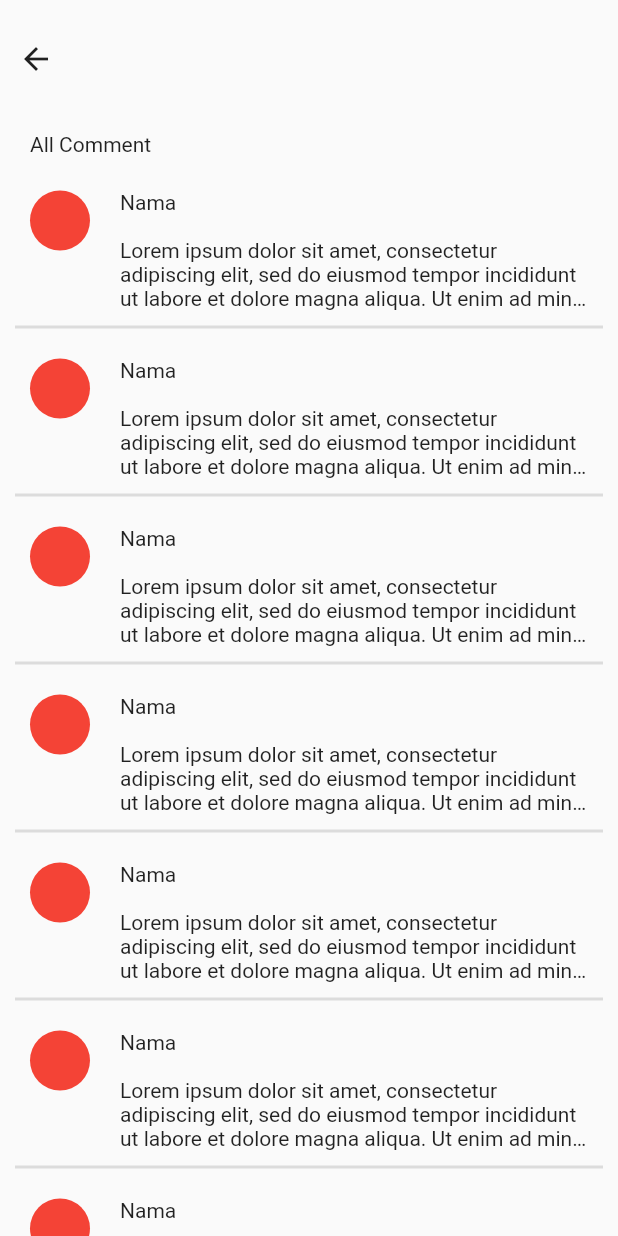
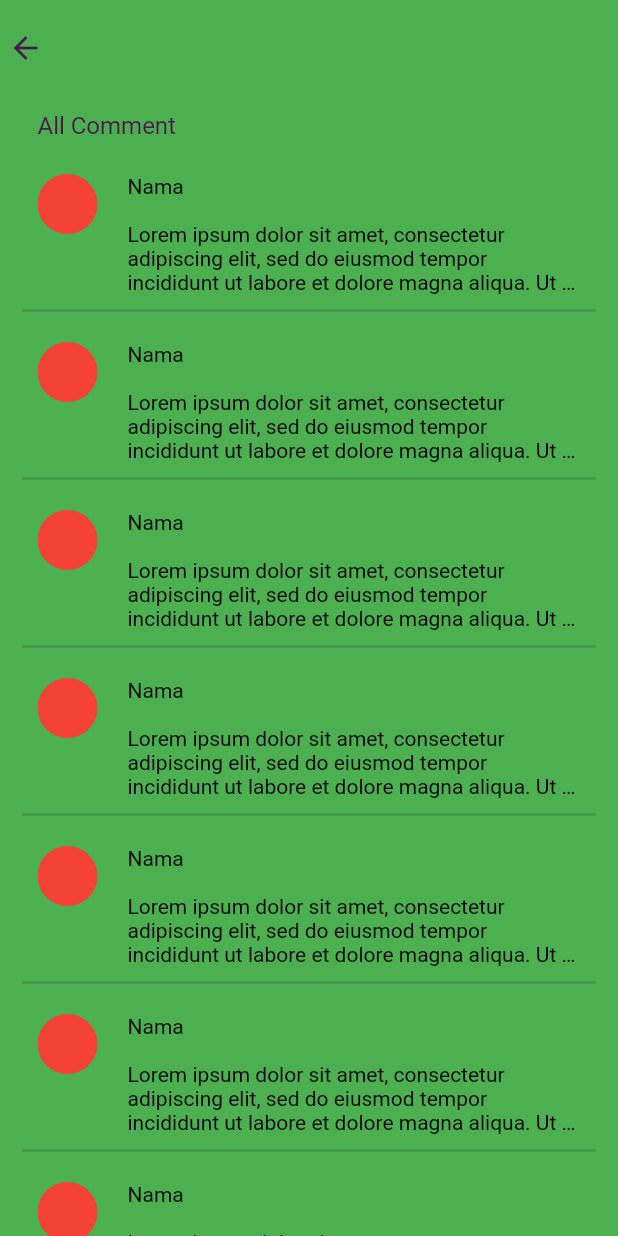
Before and after one commit to askpradana/myshop_flutter_fastapi, a Flutter app: the CommenctSection screen opened directly, on a phone screen of 412 x 824 dp. Run offline on Flutter 3.47's test engine with Material 2 defaults, Android fonts, the phone set to English and light mode, and no system bars; network calls fail.

Commit message:
v1.2 - central navigation, convert column to listview, add setting pages, app dark light theme, colour app

```diff
--- a/lib/configs/router.dart
+++ b/lib/configs/router.dart
@@ -1,5 +1,7 @@
+import 'package:fastapi_shop1/pages/commentpage.dart';
 import 'package:fastapi_shop1/pages/homepage.dart';
 import 'package:fastapi_shop1/pages/itempage.dart';
+import 'package:fastapi_shop1/pages/settingpage.dart';
 import 'package:fastapi_shop1/pages/wishlistpage.dart';
 import 'package:flutter/material.dart';
 
@@ -21,6 +23,14 @@ class Routes {
         return MaterialPageRoute(
           builder: (_) => ShoppingCartPage(),
         );
+      case settingsRoute:
+        return MaterialPageRoute(
+          builder: (_) => SettingPage(),
+        );
+      case allCommentRoute:
+        return MaterialPageRoute(
+          builder: (_) => CommenctSection(),
+        );
       default:
         return MaterialPageRoute(
           builder: (_) => Scaffold(
@@ -36,3 +46,5 @@ class Routes {
 const String homeRoute = '/';
 const String itemSingleRoute = '/itemdetail';
 const String shoppingCartRoute = '/shoppingcart';
+const String settingsRoute = '/settings';
+const String allCommentRoute = '/comments';
--- a/lib/pages/commentpage.dart
+++ b/lib/pages/commentpage.dart
@@ -14,13 +14,18 @@ class _CommenctSectionState extends State<CommenctSection> {
   expandComment() {
     setState(() {
       readMore = !readMore;
+      print("Work");
     });
   }
 
   @override
   Widget build(BuildContext context) {
     return Scaffold(
+      appBar: AppBar(),
+      backgroundColor: Theme.of(context).backgroundColor,
       body: SafeArea(
+        child: Padding(
+          padding: const EdgeInsets.symmetric(horizontal: 5),
           child: ListView.separated(
             itemCount: 10,
             itemBuilder: (BuildContext context, int index) {
@@ -32,11 +37,13 @@ class _CommenctSectionState extends State<CommenctSection> {
                   padding: const EdgeInsets.only(left: 20),
                   child: Text(
                     "All Comment",
+                    style: Theme.of(context).textTheme.headline3,
                   ),
                 );
               }
               return BuildCardComment(
                 isExpanded: readMore,
+                handleExpandComment: expandComment,
               );
             },
             separatorBuilder: (BuildContext context, int index) {
@@ -53,6 +60,7 @@ class _CommenctSectionState extends State<CommenctSection> {
             },
           ),
         ),
+      ),
     );
   }
 
@@ -65,9 +73,11 @@ class BuildCardComment extends StatefulWidget {
   BuildCardComment({
     Key? key,
     required this.isExpanded,
+    required this.handleExpandComment,
   }) : super(key: key);
 
   bool isExpanded;
+  final VoidCallback handleExpandComment;
 
   @override
   State<BuildCardComment> createState() => _BuildCardCommentState();
@@ -90,11 +100,9 @@ class _BuildCardCommentState extends State<BuildCardComment> {
                 horizontal: 10,
               ),
               child: GestureDetector(
-                onTap: () {
-                  setState(() {
+                onTap: () => setState(() {
                   widget.isExpanded = !widget.isExpanded;
-                  });
-                },
+                }),
                 child: Row(
                   crossAxisAlignment: CrossAxisAlignment.start,
                   children: [
--- a/lib/pages/landingpage.dart
+++ b/lib/pages/landingpage.dart
@@ -1,4 +1,5 @@
 import 'package:fastapi_shop1/configs/router.dart';
+import 'package:fastapi_shop1/themes/color.dart';
 import 'package:flutter/material.dart';
 
 class LandingPage extends StatefulWidget {
@@ -15,6 +16,8 @@ class _LandingPageState extends State<LandingPage> {
       debugShowCheckedModeBanner: false,
       onGenerateRoute: Routes.generateRoute,
       initialRoute: homeRoute,
+      theme: TemaAplikasi.temaCerah,
+      darkTheme: TemaAplikasi.temaGelap,
     );
   }
 }
--- /dev/null
+++ b/lib/themes/color.dart
@@ -0,0 +1,176 @@
+import 'package:flutter/material.dart';
+import 'package:flutter/services.dart';
+
+class TemaAplikasi {
+  static const Color primary = const Color(0xff4D194D);
+  static const Color primaryD = const Color(0xff2E0F2E);
+
+  static const Color secondary = const Color(0xff009FB7);
+  static const Color secondaryD = const Color(0xff007C8F);
+
+  static const Color warnaGelap = const Color(0xff050517);
+  static const Color warnaCerah = const Color(0xfffffffc);
+
+  static const Color abuGelap = const Color(0xff212124);
+  static const Color abuCerah = const Color(0xff818181);
+
+  static const double ukuranHeadline1 = 24;
+  //TODO => Tuker aturan headline 2 sama bodytext 1
+  static const double ukuranHeadline2 = 12;
+  static const double ukuranHeadline3 = 16;
+  static const double ukuranBodyText1 = 22;
+
+  //Tema cerah
+
+  static final ThemeData temaCerah = ThemeData(
+    //TODO => Pindahin ke color scheme semua biar terstruktur kecil
+    backgroundColor: warnaCerah,
+    primaryColor: primary,
+    appBarTheme: appbarLightTheme,
+    bottomAppBarTheme: bottomAppbarLightTheme,
+    cardColor: warnaCerah,
+    textTheme: lightTextTheme,
+    brightness: Brightness.light,
+    colorScheme: lightScheme,
+  );
+
+  static final ColorScheme lightScheme = ColorScheme(
+    primary: primary,
+    primaryVariant: primaryD,
+    secondary: secondary,
+    secondaryVariant: secondaryD,
+    surface: warnaCerah,
+    background: Colors.green,
+    error: Colors.red,
+    onPrimary: warnaCerah,
+    onSecondary: Colors.green,
+    onSurface: Colors.green,
+    onBackground: Colors.green,
+    onError: Colors.green,
+    brightness: Brightness.light, //doesnt work
+  );
+
+  static final AppBarTheme appbarLightTheme = AppBarTheme(
+    backgroundColor: warnaCerah,
+    elevation: 0,
+    toolbarHeight: 0,
+    systemOverlayStyle: SystemUiOverlayStyle(
+      statusBarColor: Colors.pink,
+      statusBarBrightness: Brightness.light, //Work
+    ),
+  );
+
+  static final BottomAppBarTheme bottomAppbarLightTheme = BottomAppBarTheme(
+    color: primary,
+    elevation: 0,
+  );
+
+  static final TextTheme lightTextTheme = TextTheme(
+    bodyText1: _lightBodyText1,
+    bodyText2: _lightBodyText2,
+    headline1: _lightHeadline1,
+    headline2: _lightHeadline2,
+    headline3: _lightHeadline3,
+  );
+
+  static final TextStyle _lightHeadline1 = TextStyle(
+    color: primary,
+    fontSize: ukuranHeadline1,
+    fontWeight: FontWeight.bold,
+  );
+
+  static final TextStyle _lightHeadline2 = TextStyle(
+    color: warnaGelap,
+    fontSize: ukuranHeadline2,
+    fontWeight: FontWeight.bold,
+  );
+
+  static final TextStyle _lightHeadline3 = TextStyle(
+    color: primary,
+    fontSize: ukuranHeadline3,
+  );
+
+  static final TextStyle _lightBodyText1 = TextStyle(
+    color: warnaGelap,
+    fontSize: ukuranBodyText1,
+    fontWeight: FontWeight.normal,
+  );
+
+  static final TextStyle _lightBodyText2 = TextStyle(
+    color: Colors.black,
+    fontWeight: FontWeight.normal,
+  );
+
+  //Tema Gelap
+
+  static final ThemeData temaGelap = ThemeData(
+    backgroundColor: warnaGelap,
+    primaryColor: secondary,
+    appBarTheme: appbarDarkTheme,
+    cardColor: warnaGelap,
+    textTheme: darkTextTheme,
+    colorScheme: darkScheme,
+  );
+
+  static final ColorScheme darkScheme = ColorScheme(
+    primary: secondary,
+    primaryVariant: secondaryD,
+    secondary: primary,
+    secondaryVariant: primaryD,
+    surface: abuGelap,
+    background: Colors.green,
+    error: Colors.red,
+    onPrimary: warnaCerah,
+    onSecondary: Colors.green,
+    onSurface: Colors.green,
+    onBackground: Colors.green,
+    onError: Colors.green,
+    brightness: Brightness.dark, //doesnt work
+  );
+
+  static final AppBarTheme appbarDarkTheme = AppBarTheme(
+    backgroundColor: warnaGelap,
+    elevation: 0,
+    toolbarHeight: 0,
+    systemOverlayStyle: SystemUiOverlayStyle(
+      statusBarColor: Colors.pink,
+      statusBarBrightness: Brightness.dark, //Work
+    ),
+  );
+
+  static final TextTheme darkTextTheme = TextTheme(
+    bodyText1: _darkBodyText1,
+    bodyText2: _darkBodyText2,
+    headline1: _darkHeadline1,
+    headline2: _darkHeadline2,
+    headline3: _darkHeadline3,
+  );
+
+  static final TextStyle _darkHeadline1 = TextStyle(
+    color: secondary,
+    fontSize: ukuranHeadline1,
+    fontWeight: FontWeight.bold,
+  );
+
+  static final TextStyle _darkHeadline2 = TextStyle(
+    color: warnaCerah,
+    fontSize: ukuranHeadline2,
+    fontWeight: FontWeight.bold,
+  );
+
+  static final TextStyle _darkHeadline3 = TextStyle(
+    color: secondary,
+    fontSize: ukuranHeadline3,
+  );
+
+  static final TextStyle _darkBodyText1 = TextStyle(
+    color: warnaCerah,
+    fontSize: ukuranBodyText1,
+    fontWeight: FontWeight.normal,
+  );
+
+  static final TextStyle _darkBodyText2 = TextStyle(
+    color: Colors.white,
+    fontWeight: FontWeight.normal,
+  );
+}
```
Also changed, not shown: lib/pages/homepage.dart (+79 -5 lines), lib/pages/itempage.dart (+34 -25 lines), lib/pages/settingpage.dart (added, +49 -0 lines), lib/pages/wishlistpage.dart (+7 -1 lines), lib/widget/appbar.dart (+36 -12 lines), lib/widget/homepage_widget.dart (+32 -28 lines), lib/widget/itempage_widget.dart (+12 -3 lines), lib/widget/settingpage_widget.dart (added, +67 -0 lines), lib/widget/wishlist_widget.dart (+5 -2 lines), 1 other file. Lines whose indentation alone changed are shown as unchanged.
